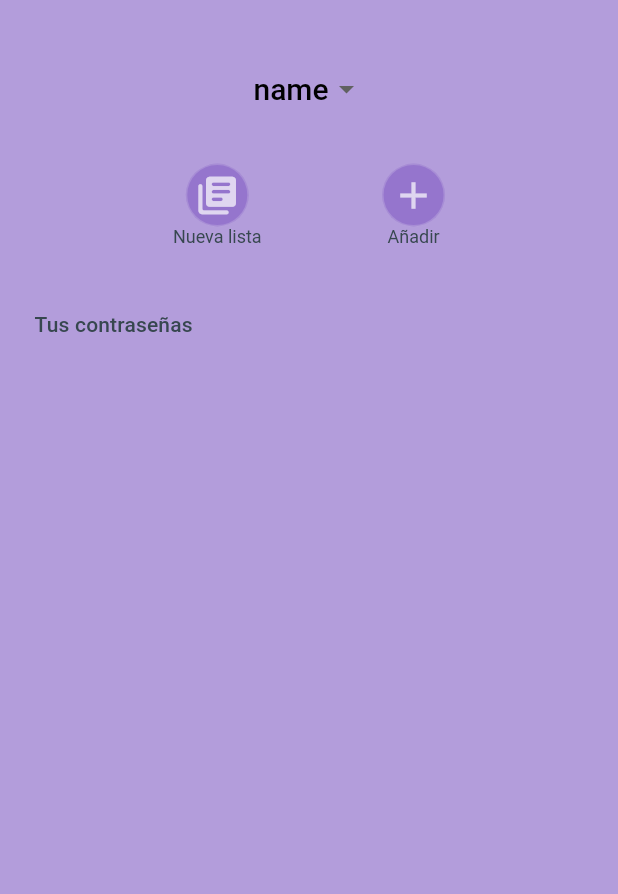
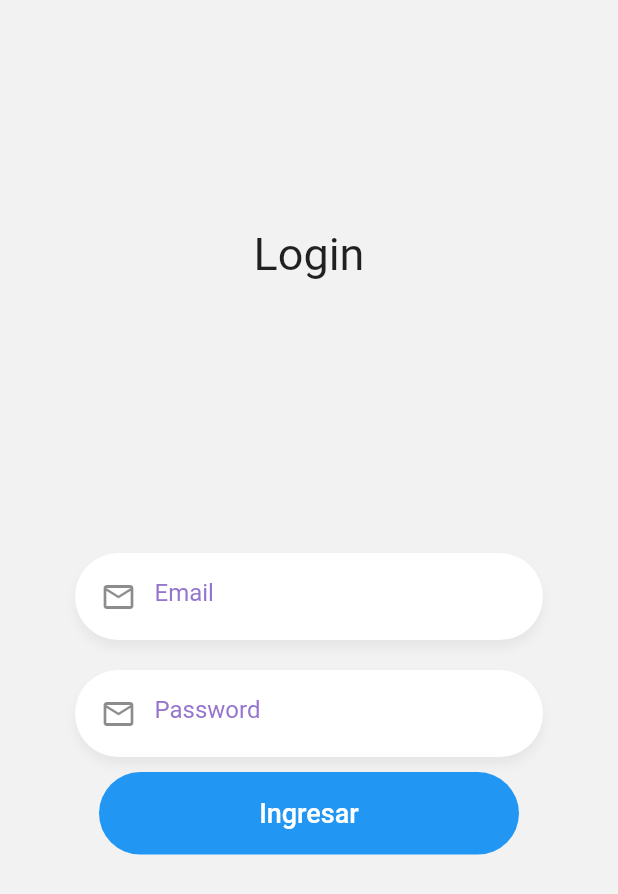
Before and after one commit to xJJALx/pass_gestor, a Flutter app: the screen it shows after launch, on a phone screen of 412 x 824 dp. Shown: the top 894 px of the screen. Run offline on Flutter 3.47's test engine with Material 2 defaults, Android fonts, the phone set to English and light mode, and no system bars.

Commit message:
Login básico

```diff
--- a/lib/main.dart
+++ b/lib/main.dart
@@ -1,8 +1,7 @@
 import 'package:flutter/material.dart';
 import 'package:provider/provider.dart';
 
-import 'package:pass_gestor/ui/providers/theme_provider.dart';
-import 'package:pass_gestor/ui/providers/pass_provider.dart';
+import 'package:pass_gestor/ui/providers/providers.dart';
 import 'package:pass_gestor/ui/routes/routes.dart';
 
 void main() => runApp(const AppState());
@@ -14,6 +13,7 @@ class AppState extends StatelessWidget {
   Widget build(BuildContext context) {
     return MultiProvider(
       providers: [
+        ChangeNotifierProvider(create: (_) => AuthProvider()),
         ChangeNotifierProvider(create: (_) => PassProvider()),
         ChangeNotifierProvider(create: (_) => ThemeProvider()),
       ],
@@ -31,7 +31,7 @@ class MyApp extends StatelessWidget {
       debugShowCheckedModeBanner: false,
       theme: Provider.of<ThemeProvider>(context).getTheme,
       title: 'Pass Gestor',
-      initialRoute: 'home',
+      initialRoute: 'login',
       routes: appRoutes,
     );
   }
--- /dev/null
+++ b/lib/ui/providers/auth_provider.dart
@@ -0,0 +1,42 @@
+import 'dart:convert';
+
+import 'package:flutter/material.dart';
+import 'package:pass_gestor/ui/global/environment.dart';
+import 'package:http/http.dart' as http;
+
+class AuthProvider with ChangeNotifier {
+  bool _autenticando = false;
+
+
+  bool get autenticando => _autenticando;
+
+  set autenticando(bool valor) {
+    _autenticando = valor;
+    notifyListeners();
+  }
+
+  Future<bool> login(String email, String password) async {
+    autenticando = true;
+
+    final data = {"email": email, "password": password};
+
+    final uri = Uri.parse('${Environment.apiUrl}/login');
+
+    final resp = await http.post(uri, body: jsonEncode(data), headers: {'Content-type': 'application/json'});
+
+    autenticando = false;
+
+    if (resp.statusCode == 200) {
+      // final loginResponse = loginResponseFromJson(resp.body);
+      // usuario = loginResponse.usuario;
+
+      // await _guardarToken(loginResponse.token);
+
+      return true;
+    } else {
+      return false;
+    }
+  }
+
+
+}
--- /dev/null
+++ b/lib/ui/providers/providers.dart
@@ -0,0 +1,3 @@
+export 'package:pass_gestor/ui/providers/auth_provider.dart';
+export 'package:pass_gestor/ui/providers/pass_provider.dart';
+export 'package:pass_gestor/ui/providers/theme_provider.dart';
--- a/lib/ui/routes/routes.dart
+++ b/lib/ui/routes/routes.dart
@@ -2,6 +2,7 @@ import 'package:flutter/material.dart';
 import 'package:pass_gestor/ui/screens/screens.dart';
 
 final Map<String, Widget Function(BuildContext)> appRoutes = {
+  'login': (_) => const LoginScreen(),
   'home': (_) => const HomeScreen(),
   'pass-details': (_) => PassDetailsScreen(),
 };
--- /dev/null
+++ b/lib/ui/screens/login/login.dart
@@ -0,0 +1,87 @@
+import 'package:flutter/material.dart';
+import 'package:pass_gestor/ui/providers/auth_provider.dart';
+import 'package:provider/provider.dart';
+
+import 'package:pass_gestor/ui/screens/widgets/widgets.dart';
+
+class LoginScreen extends StatelessWidget {
+  const LoginScreen({Key? key}) : super(key: key);
+
+  @override
+  Widget build(BuildContext context) {
+    return Scaffold(
+      backgroundColor: const Color(0xffF2F2F2),
+      // resizeToAvoidBottomInset: false,
+      body: SafeArea(
+        child: SingleChildScrollView(
+          physics: const BouncingScrollPhysics(),
+          child: SizedBox(
+            height: MediaQuery.of(context).size.height * 0.9,
+            child: Column(
+              mainAxisAlignment: MainAxisAlignment.spaceEvenly,
+              children: [
+                const Text('Login', style: TextStyle(fontSize: 30)),
+                _Form(),
+              ],
+            ),
+          ),
+        ),
+      ),
+    );
+  }
+}
+
+class _Form extends StatefulWidget {
+  @override
+  __FormState createState() => __FormState();
+}
+
+class __FormState extends State<_Form> {
+  final emailCtrl = TextEditingController();
+  final passCtrl = TextEditingController();
+
+  @override
+  Widget build(BuildContext context) {
+    final authProvider = Provider.of<AuthProvider>(context, listen: false);
+
+    return Container(
+      margin: const EdgeInsets.symmetric(vertical: 20),
+      padding: const EdgeInsets.symmetric(horizontal: 50),
+      child: Column(
+        children: [
+          LoginInput(
+            icon: Icons.mail_outline,
+            placeholder: 'Email',
+            keyboardType: TextInputType.emailAddress,
+            textController: emailCtrl,
+          ),
+          LoginInput(
+            icon: Icons.mail_outline,
+            placeholder: 'Password',
+            keyboardType: TextInputType.emailAddress,
+            isPassword: true,
+            textController: passCtrl,
+          ),
+          ButtonOval(
+            text: 'Ingresar',
+            onPressed: authProvider.autenticando
+                ? null
+                : () async {
+                    FocusScope.of(context).unfocus();
+                    final loginOk = await authProvider.login(emailCtrl.text.trim(), passCtrl.text.trim());
+
+                    if (!mounted) return; // https://stackoverflow.com/questions/68871880/do-not-use-buildcontexts-across-async-gaps
+
+                    if (loginOk) {
+                      // socketService.connect();
+                      Navigator.pushReplacementNamed(context, 'home');
+                    } else {
+                      alert(context, 'Login incorrecto', 'Revise sus credenciales');
+                    }
+                  },
+          ),
+        ],
+      ),
+    );
+  }
+}
--- a/lib/ui/screens/screens.dart
+++ b/lib/ui/screens/screens.dart
@@ -1,2 +1,3 @@
+export 'package:pass_gestor/ui/screens/login/login.dart';
 export 'package:pass_gestor/ui/screens/pass_details/pass_details.dart';
 export 'package:pass_gestor/ui/screens/home/home.dart';
--- /dev/null
+++ b/lib/ui/screens/widgets/alert.dart
@@ -0,0 +1,39 @@
+import 'dart:io';
+
+import 'package:flutter/material.dart';
+import 'package:flutter/cupertino.dart';
+
+alert(BuildContext context, String titulo, String subtitulo) {
+  if (Platform.isAndroid) {
+    return showDialog(
+      context: context,
+      builder: (_) => AlertDialog(
+        title: Text(titulo),
+        content: Text(subtitulo),
+        actions: [
+          MaterialButton(
+            elevation: 5,
+            textColor: Colors.blue,
+            onPressed: () => Navigator.pop(context),
+            child: const Text('Ok'),
+          ),
+        ],
+      ),
+    );
+  }
+
+  showCupertinoDialog(
+    context: context,
+    builder: (_) => CupertinoAlertDialog(
+      title: Text(titulo),
+      content: Text(subtitulo),
+      actions: [
+        CupertinoDialogAction(
+          isDefaultAction: true,
+          onPressed: () => Navigator.pop(context),
+          child: const Text('Ok'),
+        )
+      ],
+    ),
+  );
+}
--- /dev/null
+++ b/lib/ui/screens/widgets/button_oval.dart
@@ -0,0 +1,29 @@
+import 'package:flutter/material.dart';
+
+class ButtonOval extends StatelessWidget {
+  const ButtonOval({
+    Key? key,
+    required this.text,
+    required this.onPressed,
+    this.bgColor = Colors.blue,
+  }) : super(key: key);
+
+  final String text;
+  final Function()? onPressed;
+  final Color bgColor;
+
+  @override
+  Widget build(BuildContext context) {
+    return MaterialButton(
+      onPressed: onPressed,
+      child: Container(
+        decoration: BoxDecoration(color: bgColor, borderRadius: BorderRadius.circular(32)),
+        width: double.infinity,
+        height: 55,
+        child: Center(
+          child: Text(text, style: const TextStyle(color: Colors.white, fontSize: 18)),
+        ),
+      ),
+    );
+  }
+}
--- /dev/null
+++ b/lib/ui/screens/widgets/custom_input.dart
@@ -0,0 +1,49 @@
+import 'package:flutter/material.dart';
+
+class LoginInput extends StatelessWidget {
+  final IconData icon;
+  final String placeholder;
+  final TextEditingController textController;
+  final TextInputType keyboardType;
+  final bool isPassword;
+
+  const LoginInput({
+    Key? key,
+    required this.icon,
+    required this.placeholder,
+    required this.textController,
+    this.keyboardType = TextInputType.text,
+    this.isPassword = false,
+  }) : super(key: key);
+
+  @override
+  Widget build(BuildContext context) {
+    return Container(
+      margin: const EdgeInsets.symmetric(vertical: 10),
+      padding: const EdgeInsets.only(top: 5, right: 20, bottom: 5, left: 5),
+      decoration: _whiteInput(),
+      child: TextField(
+        controller: textController,
+        autocorrect: false,
+        keyboardType: keyboardType,
+        obscureText: isPassword,
+        decoration: InputDecoration(
+          prefixIcon: Icon(icon),
+          focusedBorder: InputBorder.none,
+          border: InputBorder.none,
+          hintText: placeholder,
+        ),
+      ),
+    );
+  }
+
+  BoxDecoration _whiteInput() {
+    return BoxDecoration(
+      color: Colors.white,
+      borderRadius: BorderRadius.circular(30),
+      boxShadow: [
+        BoxShadow(color: Colors.black.withOpacity(0.05), offset: const Offset(0, 5), blurRadius: 5),
+      ],
+    );
+  }
+}
--- /dev/null
+++ b/lib/ui/screens/widgets/widgets.dart
@@ -0,0 +1,3 @@
+export 'package:pass_gestor/ui/screens/widgets/custom_input.dart';
+export 'package:pass_gestor/ui/screens/widgets/button_oval.dart';
+export 'package:pass_gestor/ui/screens/widgets/alert.dart';
```
